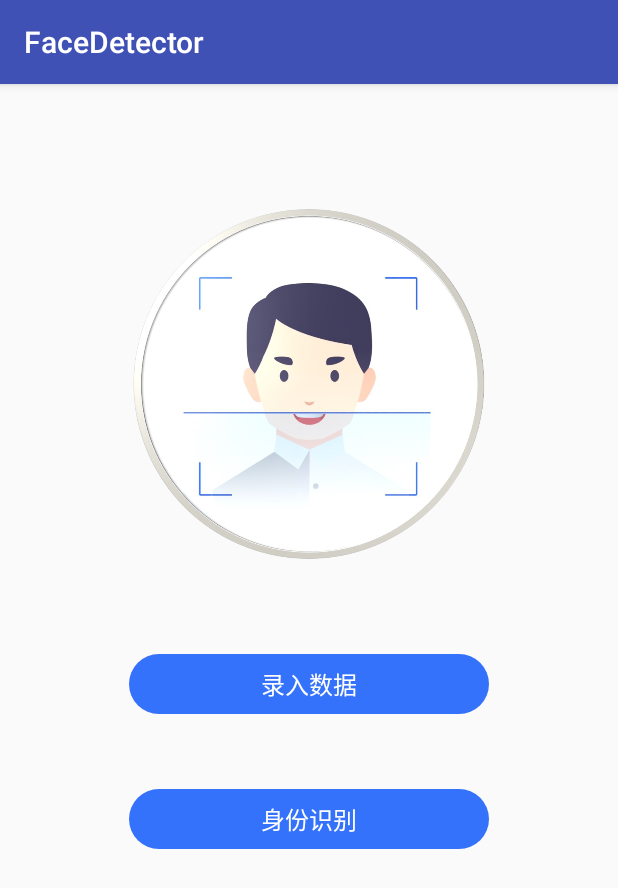
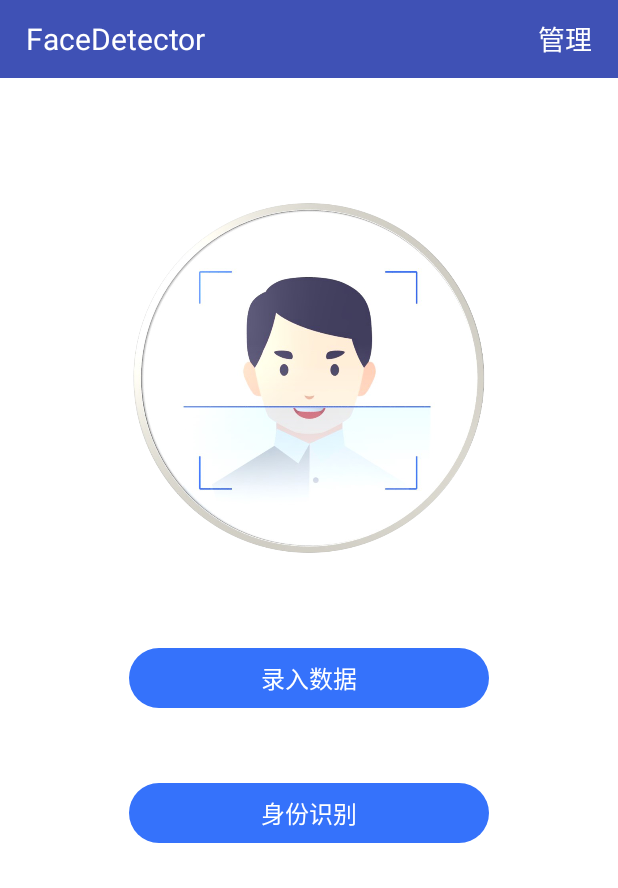
Before and after one commit to WilliamEricCheung/FaceDetector, an Android app: the screen it shows after launch (MainActivity), on a phone screen of 412 x 824 dp. Shown: the top 888 px of the screen. Run offline under Robolectric (Android 15) with nearby library versions, the phone set to English and light mode, and no system bars; libraries missing offline, so code that uses them is left out: io.realm; network calls fail; pictures from the network do not load; 7 statements that could not run were skipped.

Commit message:
fix & add

```diff
--- a/app/src/main/AndroidManifest.xml
+++ b/app/src/main/AndroidManifest.xml
@@ -12,7 +12,7 @@
         android:label="@string/app_name"
         android:roundIcon="@drawable/profile_round"
         android:supportsRtl="true"
-        android:theme="@style/AppTheme">
+        android:theme="@style/Theme.AppCompat.Light.NoActionBar">
         <activity android:name="tech.wec.FaceDetector.MainActivity" android:screenOrientation="portrait">
             <intent-filter>
                 <action android:name="android.intent.action.MAIN" />
@@ -20,6 +20,7 @@
                 <category android:name="android.intent.category.LAUNCHER" />
             </intent-filter>
         </activity>
+        <activity android:name=".FaceInfoActivity" android:screenOrientation="portrait"/>
     </application>
 
 </manifest>
--- a/app/src/main/res/layout/activity_main.xml
+++ b/app/src/main/res/layout/activity_main.xml
@@ -5,7 +5,10 @@
     android:layout_width="match_parent"
     android:layout_height="match_parent"
     android:orientation="vertical"
+    android:background="@color/white"
     tools:context="tech.wec.FaceDetector.MainActivity">
+
+    <include layout="@layout/layout_titlebar"/>
 
     <ImageView
         android:visibility="visible"
--- /dev/null
+++ b/app/src/main/res/layout/layout_titlebar.xml
@@ -0,0 +1,28 @@
+<?xml version="1.0" encoding="utf-8"?>
+<RelativeLayout
+    xmlns:android="http://schemas.android.com/apk/res/android"
+    android:id="@+id/layout_titlebar"
+    android:layout_width="match_parent"
+    android:layout_height="52dp"
+    android:background="@color/colorPrimary">
+    <TextView
+        android:id="@+id/tv_title"
+        android:layout_width="154dp"
+        android:layout_height="match_parent"
+        android:ellipsize="marquee"
+        android:gravity="center|center_horizontal"
+        android:textSize="20dp"
+        android:textStyle="normal"
+        android:textColor="@color/white"
+        android:text="@string/app_name"/>
+    <Button
+        android:id="@+id/bt_info"
+        android:layout_width="60dp"
+        android:layout_height="match_parent"
+        android:layout_alignParentRight="true"
+        android:text="管理"
+        android:background="@android:color/transparent"
+        android:textColor="@color/white"
+        android:textSize="18dp"
+        android:layout_marginRight="5dp"/>
+</RelativeLayout>
```
Also changed, not shown: app/src/main/java/tech/wec/FaceDetector/FaceInfoActivity.java (added, +49 -0 lines), app/src/main/java/tech/wec/FaceDetector/MainActivity.java (+62 -7 lines), app/src/main/res/layout/activity_faceinfo.xml (added, +9 -0 lines).
